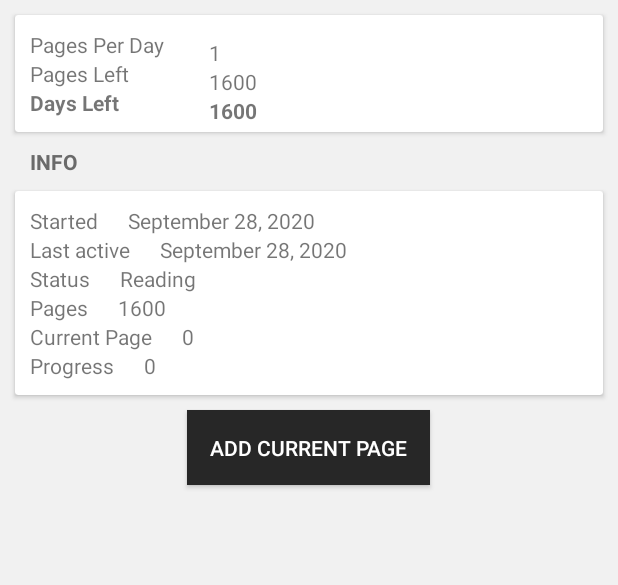
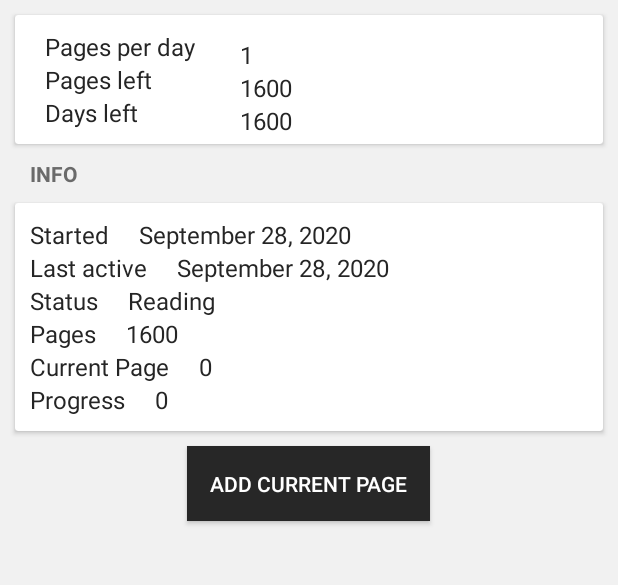
Before and after one commit to L-win/BookStats, an Android app: the screen it shows after launch (ViewBookActivity), after a tap on "1867", on a phone screen of 412 x 824 dp, the part 301-886 px from its top. Run offline under Robolectric (Android 15) with nearby library versions, the phone set to English and light mode, and no system bars; our stand-ins replace Picasso, Room's generated code.

Commit message:
ui: View Book update

```diff
--- a/app/src/main/res/layout/activity_view_book.xml
+++ b/app/src/main/res/layout/activity_view_book.xml
@@ -80,24 +80,32 @@
             <LinearLayout
                 android:layout_width="wrap_content"
                 android:layout_height="wrap_content"
+                android:layout_marginLeft="10dp"
                 android:orientation="vertical"
                 android:padding="10dp">
 
                 <TextView
                     android:layout_width="wrap_content"
                     android:layout_height="wrap_content"
-                    android:text="Pages Per Day" />
+                    android:text="Pages per day"
+                    android:textColor="@color/textSectionItem"
+                    android:textSize="16sp"
+
+                    />
 
                 <TextView
                     android:layout_width="wrap_content"
                     android:layout_height="wrap_content"
-                    android:text="Pages Left" />
+                    android:text="Pages left"
+                    android:textColor="@color/textSectionItem"
+                    android:textSize="16sp" />
 
                 <TextView
                     android:layout_width="wrap_content"
                     android:layout_height="wrap_content"
-                    android:text="Days Left"
-                    android:textStyle="bold" />
+                    android:text="Days left"
+                    android:textColor="@color/textSectionItem"
+                    android:textSize="16sp" />
 
             </LinearLayout>
 
@@ -112,20 +120,25 @@
                     android:id="@+id/text_book_pages_per_day"
                     android:layout_width="wrap_content"
                     android:layout_height="wrap_content"
-                    android:text="v" />
+                    android:text="x"
+                    android:textColor="@color/textSectionItem"
+                    android:textSize="16sp" />
 
                 <TextView
                     android:id="@+id/text_book_pages_left"
                     android:layout_width="wrap_content"
                     android:layout_height="wrap_content"
-                    android:text="v" />
+                    android:text="x"
+                    android:textColor="@color/textSectionItem"
+                    android:textSize="16sp" />
 
                 <TextView
                     android:id="@+id/text_book_days_left"
                     android:layout_width="wrap_content"
                     android:layout_height="wrap_content"
-                    android:text="v"
-                    android:textStyle="bold" />
+                    android:text="x"
+                    android:textColor="@color/textSectionItem"
+                    android:textSize="16sp" />
 
             </LinearLayout>
 
@@ -162,7 +175,9 @@
                 <TextView
                     android:layout_width="wrap_content"
                     android:layout_height="wrap_content"
-                    android:text="Started" />
+                    android:text="Started"
+                    android:textColor="@color/textSectionItem"
+                    android:textSize="16sp" />
 
                 <TextView
                     android:id="@+id/text_book_date_added"
@@ -170,7 +185,9 @@
                     android:layout_height="wrap_content"
                     android:layout_marginStart="20dp"
                     android:layout_marginLeft="20dp"
-                    android:text="v" />
+                    android:text="v"
+                    android:textColor="@color/textSectionItem"
+                    android:textSize="16sp" />
 
             </LinearLayout>
 
@@ -182,7 +199,9 @@
                 <TextView
                     android:layout_width="wrap_content"
                     android:layout_height="wrap_content"
-                    android:text="Last active" />
+                    android:text="Last active"
+                    android:textColor="@color/textSectionItem"
+                    android:textSize="16sp" />
 
                 <TextView
                     android:id="@+id/text_book_date_last_page"
@@ -190,7 +209,9 @@
                     android:layout_height="wrap_content"
                     android:layout_marginStart="20dp"
                     android:layout_marginLeft="20dp"
-                    android:text="v" />
+                    android:text="v"
+                    android:textColor="@color/textSectionItem"
+                    android:textSize="16sp" />
             </LinearLayout>
 
             <LinearLayout
@@ -201,7 +222,9 @@
                 <TextView
                     android:layout_width="wrap_content"
                     android:layout_height="wrap_content"
-                    android:text="Status" />
+                    android:text="Status"
+                    android:textColor="@color/textSectionItem"
+                    android:textSize="16sp" />
 
                 <TextView
                     android:id="@+id/text_book_reading_status"
@@ -209,7 +232,9 @@
                     android:layout_height="wrap_content"
                     android:layout_marginStart="20dp"
                     android:layout_marginLeft="20dp"
-                    android:text="v" />
+                    android:text="v"
+                    android:textColor="@color/textSectionItem"
+                    android:textSize="16sp" />
             </LinearLayout>
 
             <LinearLayout
@@ -220,7 +245,9 @@
                 <TextView
                     android:layout_width="wrap_content"
                     android:layout_height="wrap_content"
-                    android:text="Pages" />
+                    android:text="Pages"
+                    android:textColor="@color/textSectionItem"
+                    android:textSize="16sp" />
 
                 <TextView
                     android:id="@+id/text_book_all_pages"
@@ -228,7 +255,9 @@
                     android:layout_height="wrap_content"
                     android:layout_marginStart="20dp"
                     android:layout_marginLeft="20dp"
-                    android:text="v" />
+                    android:text="v"
+                    android:textColor="@color/textSectionItem"
+                    android:textSize="16sp" />
 
             </LinearLayout>
 
@@ -240,7 +269,9 @@
                 <TextView
                     android:layout_width="wrap_content"
                     android:layout_height="wrap_content"
-                    android:text="Current Page" />
+                    android:text="Current Page"
+                    android:textColor="@color/textSectionItem"
+                    android:textSize="16sp" />
 
                 <TextView
                     android:id="@+id/text_book_curent_page"
@@ -248,7 +279,9 @@
                     android:layout_height="wrap_content"
                     android:layout_marginStart="20dp"
                     android:layout_marginLeft="20dp"
-                    android:text="v" />
+                    android:text="v"
+                    android:textColor="@color/textSectionItem"
+                    android:textSize="16sp" />
             </LinearLayout>
 
             <LinearLayout
@@ -259,7 +292,9 @@
                 <TextView
                     android:layout_width="wrap_content"
                     android:layout_height="wrap_content"
-                    android:text="Progress" />
+                    android:text="Progress"
+                    android:textColor="@color/textSectionItem"
+                    android:textSize="16sp" />
 
                 <TextView
                     android:id="@+id/text_book_progress"
@@ -267,7 +302,9 @@
                     android:layout_height="wrap_content"
                     android:layout_marginStart="20dp"
                     android:layout_marginLeft="20dp"
-                    android:text="v" />
+                    android:text="v"
+                    android:textColor="@color/textSectionItem"
+                    android:textSize="16sp" />
             </LinearLayout>
 
         </LinearLayout>
--- a/app/src/main/res/values/colors.xml
+++ b/app/src/main/res/values/colors.xml
@@ -14,6 +14,7 @@
     <color name="textBookAuthor">#1C1C1C</color>
     <color name="textBookYear">#5E5E5E</color>
     <color name="textSectionHeader">#6A6A6A</color>
+    <color name="textSectionItem">#252525</color>
     <color name="buttonAddPageText">#FFFFFF</color>
     <color name="buttonAddPageBackground">#77DC7C</color>
 
```
